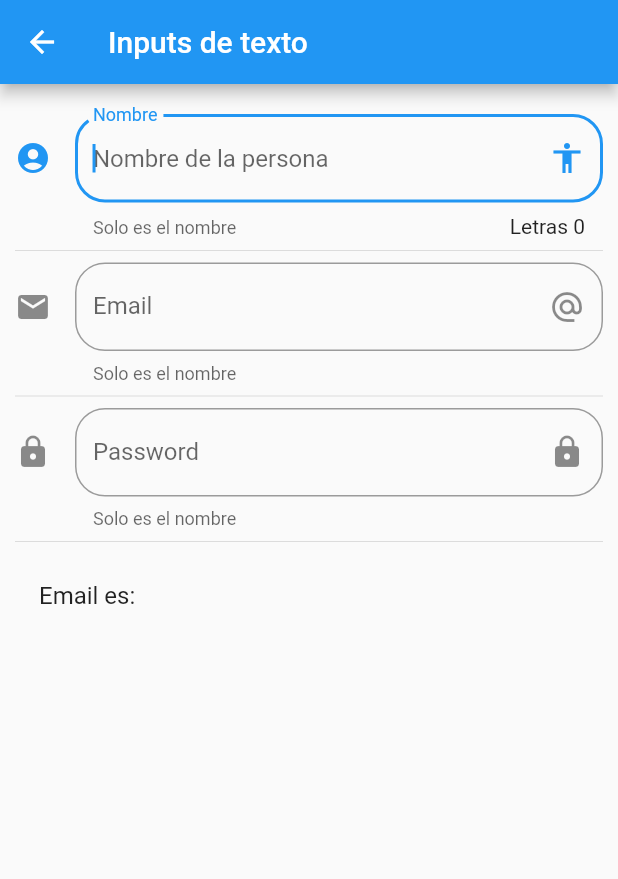
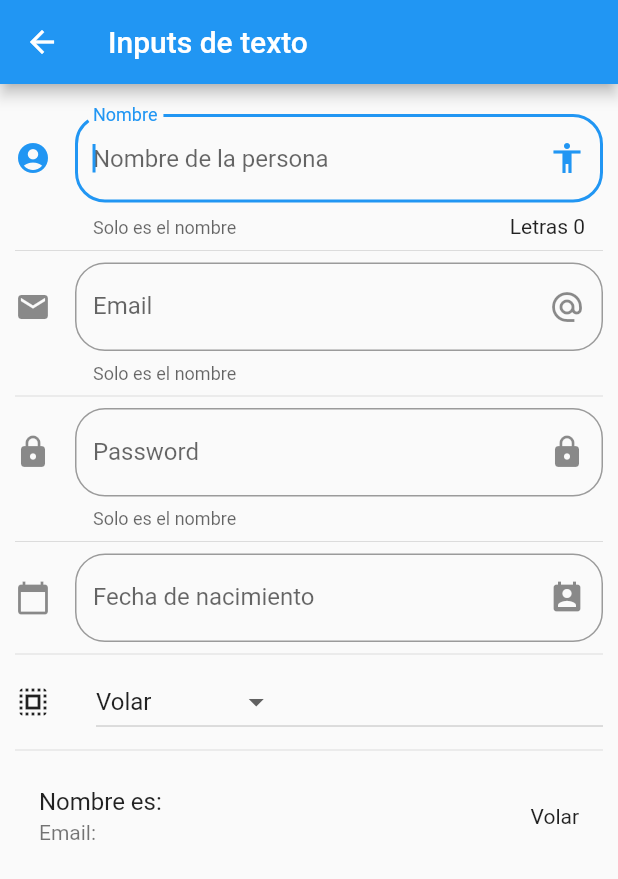
Before and after one commit to ChristianGodoyInformatico/curso-flutter, a Flutter app: the screen it shows after launch, after a tap on "Inputs", on a phone screen of 412 x 824 dp. Shown: the top 879 px of the screen. Run offline on Flutter 3.47's test engine with Material 2 defaults, Android fonts, the phone set to English and light mode, and no system bars; network calls fail.

Commit message:
nuevos cambios

```diff
--- a/componentes/lib/main.dart
+++ b/componentes/lib/main.dart
@@ -1,5 +1,5 @@
 import 'package:componentes/src/pages/alert_page.dart';
-
+import 'package:flutter_localizations/flutter_localizations.dart';
 import 'package:componentes/src/routes/routes.dart';
 // import 'package:componentes/src/pages/home_temp.dart';
 import 'package:flutter/material.dart';
@@ -12,6 +12,15 @@ class MyApp extends StatelessWidget {
     return MaterialApp(
       title: 'Componentes App',
       debugShowCheckedModeBanner: false,
+      localizationsDelegates: [
+        GlobalMaterialLocalizations.delegate,
+        GlobalWidgetsLocalizations.delegate,
+        GlobalCupertinoLocalizations.delegate,
+      ],
+      supportedLocales: [
+        Locale('en', 'US'), // English, no country code
+        Locale('es', 'ES'), // Spanish, no country code
+      ],
       // home: HomePage(),
       initialRoute: '/',
       routes: getApplicationRoutes(),
--- a/componentes/lib/src/pages/input_page.dart
+++ b/componentes/lib/src/pages/input_page.dart
@@ -10,6 +10,13 @@ class InputPage extends StatefulWidget {
 class _InputPageState extends State<InputPage> {
   String _nombre = '';
   String _email = '';
+  String _fecha = '';
+
+  String _opcionSeleccionada = 'Volar';
+
+  List<String> _poderes = ['Volar', 'Rayos X', 'Super Aliento', 'Super Fuerza'];
+
+  TextEditingController _inputFieldDateController = new TextEditingController();
 
   @override
   Widget build(BuildContext context) {
@@ -25,6 +32,10 @@ class _InputPageState extends State<InputPage> {
           _crearEmail(),
           Divider(),
           _crearPassword(),
+          Divider(),
+          _crearFecha(context),
+          Divider(),
+          _crearDropdown(),
           Divider(),
           _crearPersona(),
         ],
@@ -94,9 +105,81 @@ class _InputPageState extends State<InputPage> {
     );
   }
 
+  Widget _crearFecha(BuildContext context) {
+    return TextField(
+      enableInteractiveSelection: false,
+      controller: _inputFieldDateController,
+      decoration: InputDecoration(
+        border: OutlineInputBorder(
+          borderRadius: BorderRadius.circular(20.0),
+        ),
+        hintText: 'Fecha de nacimiento',
+        labelText: 'Fecha de nacimiento',
+        suffixIcon: Icon(Icons.perm_contact_calendar),
+        icon: Icon(Icons.calendar_today),
+      ),
+      onTap: () {
+        FocusScope.of(context).requestFocus(new FocusNode());
+        _selectDate(context);
+      },
+    );
+  }
+
+  _selectDate(BuildContext context) async {
+    DateTime? picked = await showDatePicker(
+        context: context,
+        initialDate: new DateTime.now(),
+        firstDate: new DateTime(2018),
+        lastDate: new DateTime(2025),
+        locale: Locale('es', 'ES'));
+
+    if (picked != null) {
+      setState(() {
+        _fecha = picked.toString();
+        _inputFieldDateController.text = _fecha;
+      });
+    }
+  }
+
+  List<DropdownMenuItem<String>> getOpcionesDropdown() {
+    List<DropdownMenuItem<String>> lista = [];
+
+    _poderes.forEach((poder) {
+      lista.add(DropdownMenuItem(
+        child: Text(poder),
+        value: poder,
+      ));
+    });
+
+    return lista;
+  }
+
+  Widget _crearDropdown() {
+    return Row(
+      children: <Widget>[
+        Icon(Icons.select_all),
+        SizedBox(width: 30.0),
+        Expanded(
+          child: DropdownButton(
+            value: _opcionSeleccionada,
+            items: getOpcionesDropdown(),
+            onChanged: (opt) {
+              // print(opt);
+              setState(() {
+                _opcionSeleccionada = opt.toString();
+              });
+            },
+          ),
+        )
+      ],
+    );
+  }
+
   Widget _crearPersona() {
     return ListTile(
-      title: Text('Email es: $_email'),
+      title: Text('Nombre es: $_nombre'),
+      subtitle: Text('Email: $_email'),
+      trailing: Text(_opcionSeleccionada),
     );
   }
 }
--- a/componentes/lib/src/routes/routes.dart
+++ b/componentes/lib/src/routes/routes.dart
@@ -4,6 +4,8 @@ import 'package:componentes/src/pages/avatar_page.dart';
 import 'package:componentes/src/pages/card_page.dart';
 import 'package:componentes/src/pages/home_page.dart';
 import 'package:componentes/src/pages/input_page.dart';
+import 'package:componentes/src/pages/listview_page.dart';
+import 'package:componentes/src/pages/slider_page.dart';
 import 'package:flutter/material.dart';
 
 Map<String, WidgetBuilder> getApplicationRoutes() {
@@ -13,6 +15,8 @@ Map<String, WidgetBuilder> getApplicationRoutes() {
     'avatar': (BuildContext context) => AvatarPage(),
     'card': (BuildContext context) => CardPage(),
     'animatedContainer': (BuildContext context) => AnimatedContainerPage(),
-    'inputs': (BuildContext context) => InputPage()
+    'inputs': (BuildContext context) => InputPage(),
+    'slider': (BuildContext context) => SliderPage(),
+    'list': (BuildContext context) => ListaPage(),
   };
 }
--- a/componentes/lib/src/utils/icono_string_util.dart
+++ b/componentes/lib/src/utils/icono_string_util.dart
@@ -6,6 +6,8 @@ final _icons = <String, IconData>{
   'folder_open': Icons.folder_open,
   'donut_large': Icons.donut_large,
   'input': Icons.input,
+  'tune': Icons.tune,
+  'list': Icons.list,
 };
 
 Icon getIcon(String nombreIcono) {
--- a/componentes/pubspec.yaml
+++ b/componentes/pubspec.yaml
@@ -37,6 +37,9 @@ dependencies:
 
 dev_dependencies:
   flutter_test:
+    sdk: flutter
+
+  flutter_localizations: # Add this line
     sdk: flutter
 
   # The "flutter_lints" package below contains a set of recommended lints to
```
Also changed, not shown: componentes/data/menu_opts.json (+10 -0 lines), componentes/lib/src/pages/listview_page.dart (added, +124 -0 lines), componentes/lib/src/pages/slider_page.dart (added, +95 -0 lines), componentes/pubspec.lock.
